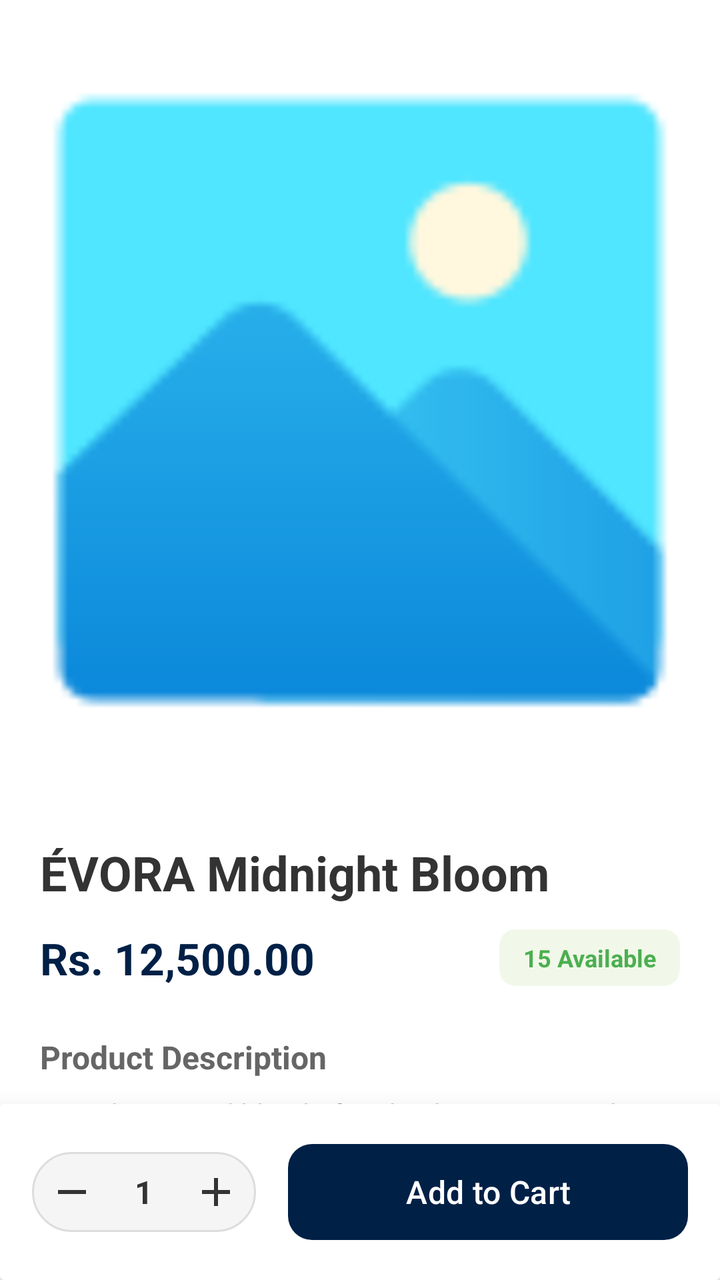
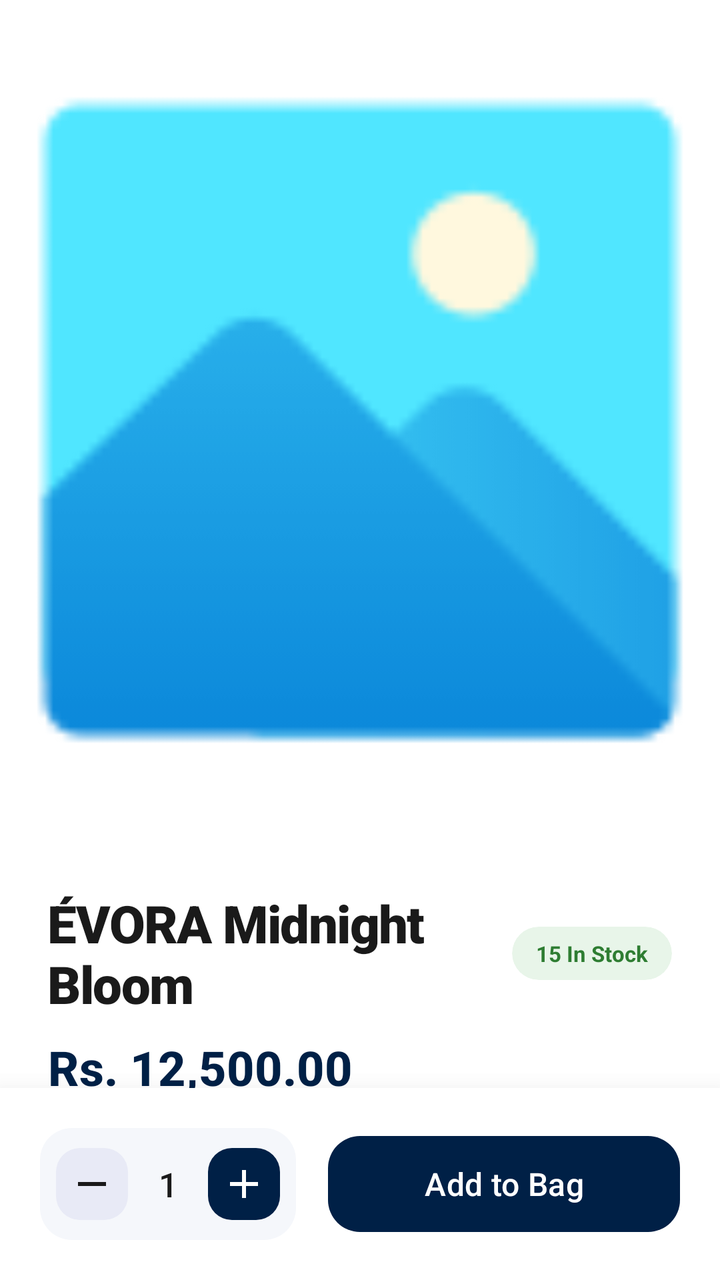

Compare the two renders of this Android layout. The source of the first and the diff that turns it into the second are given below.
<!-- AndroidManifest.xml: application theme Theme.Evora -->
<!-- res/layout/activity_product_details.xml -->
<?xml version="1.0" encoding="utf-8"?>
<androidx.constraintlayout.widget.ConstraintLayout xmlns:android="http://schemas.android.com/apk/res/android"
    xmlns:app="http://schemas.android.com/apk/res-auto"
    xmlns:tools="http://schemas.android.com/tools"
    android:id="@+id/main"
    android:layout_width="match_parent"
    android:layout_height="match_parent"
    android:background="#FFFFFF"
    tools:context=".activity.ProductDetailsActivity">

    <androidx.core.widget.NestedScrollView
        android:layout_width="match_parent"
        android:layout_height="0dp"
        app:layout_constraintBottom_toTopOf="@+id/bottom_bar"
        app:layout_constraintTop_toTopOf="parent">

        <LinearLayout
            android:layout_width="match_parent"
            android:layout_height="wrap_content"
            android:orientation="vertical">

            <ImageView
                android:id="@+id/detail_product_img"
                android:layout_width="match_parent"
                android:layout_height="400dp"
                android:scaleType="centerCrop"
                android:src="@drawable/placeholder" />

            <LinearLayout
                android:layout_width="match_parent"
                android:layout_height="wrap_content"
                android:orientation="vertical"
                android:padding="20dp">

                <TextView
                    android:id="@+id/detail_product_name"
                    android:layout_width="match_parent"
                    android:layout_height="wrap_content"
                    android:text="ÉVORA Midnight Bloom"
                    android:textColor="#333333"
                    android:textSize="24sp"
                    android:textStyle="bold" />

                <LinearLayout
                    android:layout_width="match_parent"
                    android:layout_height="wrap_content"
                    android:layout_marginTop="12dp"
                    android:gravity="center_vertical"
                    android:orientation="horizontal">

                    <TextView
                        android:id="@+id/detail_product_price"
                        android:layout_width="0dp"
                        android:layout_height="wrap_content"
                        android:layout_weight="1"
                        android:text="Rs. 12,500.00"
                        android:textColor="?attr/colorPrimary"
                        android:textSize="22sp"
                        android:textStyle="bold" />

                    <androidx.cardview.widget.CardView
                        android:layout_width="wrap_content"
                        android:layout_height="wrap_content"
                        app:cardBackgroundColor="#F1F8E9"
                        app:cardCornerRadius="8dp"
                        app:cardElevation="0dp">
                        <TextView
                            android:id="@+id/detail_product_stock"
                            android:layout_width="wrap_content"
                            android:layout_height="wrap_content"
                            android:paddingHorizontal="12dp"
                            android:paddingVertical="6dp"
                            android:text="15 Available"
                            android:textColor="#4CAF50"
                            android:textSize="12sp"
                            android:textStyle="bold" />
                    </androidx.cardview.widget.CardView>
                </LinearLayout>

                <TextView
                    android:layout_width="wrap_content"
                    android:layout_height="wrap_content"
                    android:layout_marginTop="24dp"
                    android:text="Product Description"
                    android:textColor="#666666"
                    android:textSize="16sp"
                    android:textStyle="bold" />

                <TextView
                    android:id="@+id/detail_product_desc"
                    android:layout_width="match_parent"
                    android:layout_height="wrap_content"
                    android:layout_marginTop="8dp"
                    android:lineSpacingExtra="4dp"
                    android:text="A sophisticated blend of midnight jasmine and dark vanilla. Perfect for evening wear and special occasions."
                    android:textColor="#888888"
                    android:textSize="14sp" />

            </LinearLayout>
        </LinearLayout>
    </androidx.core.widget.NestedScrollView>

    <androidx.cardview.widget.CardView
        android:id="@+id/bottom_bar"
        android:layout_width="match_parent"
        android:layout_height="wrap_content"
        app:cardElevation="16dp"
        app:layout_constraintBottom_toBottomOf="parent">

        <LinearLayout
            android:layout_width="match_parent"
            android:layout_height="wrap_content"
            android:gravity="center_vertical"
            android:orientation="horizontal"
            android:padding="16dp">

            <LinearLayout
                android:layout_width="wrap_content"
                android:layout_height="wrap_content"
                android:background="@drawable/search_bg"
                android:gravity="center_vertical"
                android:orientation="horizontal"
                android:padding="4dp">

                <ImageButton
                    android:id="@+id/btn_minus"
                    android:layout_width="32dp"
                    android:layout_height="32dp"
                    android:background="?attr/selectableItemBackgroundBorderless"
                    android:src="@drawable/remove"
                    app:tint="#333333" />

                <TextView
                    android:id="@+id/tv_qty"
                    android:layout_width="40dp"
                    android:layout_height="wrap_content"
                    android:gravity="center"
                    android:text="1"
                    android:textColor="#333333"
                    android:textSize="16sp"
                    android:textStyle="bold" />

                <ImageButton
                    android:id="@+id/btn_plus"
                    android:layout_width="32dp"
                    android:layout_height="32dp"
                    android:background="?attr/selectableItemBackgroundBorderless"
                    android:src="@drawable/add"
                    app:tint="#333333" />
            </LinearLayout>

            <View
                android:layout_width="16dp"
                android:layout_height="match_parent" />

            <com.google.android.material.button.MaterialButton
                android:id="@+id/btn_add_to_cart_final"
                android:layout_width="match_parent"
                android:layout_height="56dp"
                android:text="Add to Cart"
                android:textAllCaps="false"
                android:textSize="16sp"
                app:cornerRadius="12dp" />

        </LinearLayout>
    </androidx.cardview.widget.CardView>

</androidx.constraintlayout.widget.ConstraintLayout>
<!-- resources referenced by this layout -->
<resources>
  <!-- drawable remove (drawable) -->
  <vector xmlns:android="http://schemas.android.com/apk/res/android"
      android:width="24dp"
      android:height="24dp"
      android:viewportWidth="960"
      android:viewportHeight="960">
    <path
        android:pathData="M200,520v-80h560v80L200,520Z"
        android:fillColor="#002046"/>
  </vector>
  <!-- drawable search_bg (drawable) -->
  <?xml version="1.0" encoding="utf-8"?>
  <shape xmlns:android="http://schemas.android.com/apk/res/android">
      <solid android:color="#F5F5F5"/> <corners android:radius="20dp"/>  <stroke
      android:width="1dp"
      android:color="#DDDDDD"/>     </shape>
  <color name="md_theme_primary">#002046</color>
  <color name="md_theme_onPrimary">#FFFFFF</color>
  <color name="md_theme_primaryContainer">#D6E3FF</color>
  <color name="md_theme_onPrimaryContainer">#264777</color>
  <color name="md_theme_secondary">#555F71</color>
  <color name="md_theme_onSecondary">#FFFFFF</color>
  <color name="md_theme_secondaryContainer">#D9E3F9</color>
  <color name="md_theme_onSecondaryContainer">#3E4758</color>
  <color name="md_theme_tertiary">#6F5675</color>
  <color name="md_theme_onTertiary">#FFFFFF</color>
  <color name="md_theme_tertiaryContainer">#F9D8FE</color>
  <color name="md_theme_onTertiaryContainer">#563E5C</color>
  <color name="md_theme_error">#BA1A1A</color>
  <color name="md_theme_onError">#FFFFFF</color>
  <color name="md_theme_errorContainer">#FFDAD6</color>
  <color name="md_theme_onErrorContainer">#93000A</color>
  <color name="md_theme_background">#F9F9FF</color>
  <color name="md_theme_onBackground">#191C20</color>
  <color name="md_theme_surface">#F9F9FF</color>
  <color name="md_theme_onSurface">#191C20</color>
  <color name="md_theme_surfaceVariant">#E0E2EC</color>
  <color name="md_theme_onSurfaceVariant">#44474E</color>
  <color name="md_theme_outline">#74777F</color>
  <color name="md_theme_outlineVariant">#C4C6CF</color>
  <color name="md_theme_inverseSurface">#2E3036</color>
  <color name="md_theme_inverseOnSurface">#F0F0F7</color>
  <color name="md_theme_inversePrimary">#A9C7FF</color>
  <color name="md_theme_primaryFixed">#D6E3FF</color>
  <color name="md_theme_onPrimaryFixed">#001B3D</color>
  <color name="md_theme_primaryFixedDim">#A9C7FF</color>
  <color name="md_theme_onPrimaryFixedVariant">#264777</color>
  <color name="md_theme_secondaryFixed">#D9E3F9</color>
  <color name="md_theme_onSecondaryFixed">#121C2B</color>
  <color name="md_theme_secondaryFixedDim">#BDC7DC</color>
  <color name="md_theme_onSecondaryFixedVariant">#3E4758</color>
  <color name="md_theme_tertiaryFixed">#F9D8FE</color>
  <color name="md_theme_onTertiaryFixed">#28132F</color>
  <color name="md_theme_tertiaryFixedDim">#DCBCE1</color>
  <color name="md_theme_onTertiaryFixedVariant">#563E5C</color>
  <color name="md_theme_surfaceDim">#D9D9E0</color>
  <color name="md_theme_surfaceBright">#F9F9FF</color>
  <color name="md_theme_surfaceContainerLowest">#FFFFFF</color>
  <color name="md_theme_surfaceContainerLow">#F3F3FA</color>
  <color name="md_theme_surfaceContainer">#EDEDF4</color>
  <color name="md_theme_surfaceContainerHigh">#E7E8EE</color>
  <color name="md_theme_surfaceContainerHighest">#E2E2E9</color>
  <!-- unchanged entries left out for length: 3 -->
</resources>

<!-- the commit's change to res/layout/activity_product_details.xml (unified diff, before → after) -->
@@ -11,7 +11,9 @@
     <androidx.core.widget.NestedScrollView
         android:layout_width="match_parent"
         android:layout_height="0dp"
-        app:layout_constraintBottom_toTopOf="@+id/bottom_bar"
+        android:overScrollMode="never"
+        android:scrollbars="none"
+        app:layout_constraintBottom_toTopOf="@+id/bottom_container"
         app:layout_constraintTop_toTopOf="parent">
 
         <LinearLayout
@@ -19,150 +21,178 @@
             android:layout_height="wrap_content"
             android:orientation="vertical">
 
-            <ImageView
+            <com.google.android.material.imageview.ShapeableImageView
                 android:id="@+id/detail_product_img"
                 android:layout_width="match_parent"
-                android:layout_height="400dp"
+                android:layout_height="420dp"
                 android:scaleType="centerCrop"
-                android:src="@drawable/placeholder" />
+                android:src="@drawable/placeholder"
+                app:shapeAppearanceOverlay="@style/RoundedBottomImage" />
 
             <LinearLayout
                 android:layout_width="match_parent"
                 android:layout_height="wrap_content"
                 android:orientation="vertical"
-                android:padding="20dp">
+                android:paddingHorizontal="24dp"
+                android:paddingVertical="24dp">
 
-                <TextView
-                    android:id="@+id/detail_product_name"
+                <RelativeLayout
                     android:layout_width="match_parent"
-                    android:layout_height="wrap_content"
-                    android:text="ÉVORA Midnight Bloom"
-                    android:textColor="#333333"
-                    android:textSize="24sp"
-                    android:textStyle="bold" />
-
-                <LinearLayout
-                    android:layout_width="match_parent"
-                    android:layout_height="wrap_content"
-                    android:layout_marginTop="12dp"
-                    android:gravity="center_vertical"
-                    android:orientation="horizontal">
+                    android:layout_height="wrap_content">
 
                     <TextView
-                        android:id="@+id/detail_product_price"
-                        android:layout_width="0dp"
+                        android:id="@+id/detail_product_name"
+                        android:layout_width="match_parent"
                         android:layout_height="wrap_content"
-                        android:layout_weight="1"
-                        android:text="Rs. 12,500.00"
-                        android:textColor="?attr/colorPrimary"
-                        android:textSize="22sp"
-                        android:textStyle="bold" />
+                        android:layout_toStartOf="@+id/stock_card"
+                        android:fontFamily="sans-serif-black"
+                        android:text="ÉVORA Midnight Bloom"
+                        android:textColor="#1A1A1A"
+                        android:textSize="26sp"
+                        android:letterSpacing="-0.02"/>
 
                     <androidx.cardview.widget.CardView
+                        android:id="@+id/stock_card"
                         android:layout_width="wrap_content"
                         android:layout_height="wrap_content"
-                        app:cardBackgroundColor="#F1F8E9"
-                        app:cardCornerRadius="8dp"
+                        android:layout_alignParentEnd="true"
+                        android:layout_centerVertical="true"
+                        app:cardBackgroundColor="#E8F5E9"
+                        app:cardCornerRadius="20dp"
                         app:cardElevation="0dp">
+
                         <TextView
                             android:id="@+id/detail_product_stock"
                             android:layout_width="wrap_content"
                             android:layout_height="wrap_content"
                             android:paddingHorizontal="12dp"
                             android:paddingVertical="6dp"
-                            android:text="15 Available"
-                            android:textColor="#4CAF50"
-                            android:textSize="12sp"
+                            android:text="15 In Stock"
+                            android:textColor="#2E7D32"
+                            android:textSize="11sp"
                             android:textStyle="bold" />
                     </androidx.cardview.widget.CardView>
-                </LinearLayout>
+                </RelativeLayout>
+
+                <TextView
+                    android:id="@+id/detail_product_price"
+                    android:layout_width="wrap_content"
+                    android:layout_height="wrap_content"
+                    android:layout_marginTop="8dp"
+                    android:fontFamily="sans-serif-medium"
+                    android:text="Rs. 12,500.00"
+                    android:textColor="?attr/colorPrimary"
+                    android:textSize="24sp"
+                    android:textStyle="bold" />
+
+                <View
+                    android:layout_width="60dp"
+                    android:layout_height="4dp"
+                    android:layout_marginTop="24dp"
+                    android:background="#F5F5F5" />
 
                 <TextView
                     android:layout_width="wrap_content"
                     android:layout_height="wrap_content"
                     android:layout_marginTop="24dp"
-                    android:text="Product Description"
-                    android:textColor="#666666"
-                    android:textSize="16sp"
-                    android:textStyle="bold" />
+                    android:text="The Experience"
+                    android:textColor="#1A1A1A"
+                    android:textSize="17sp"
+                    android:fontFamily="sans-serif-medium" />
 
                 <TextView
                     android:id="@+id/detail_product_desc"
                     android:layout_width="match_parent"
                     android:layout_height="wrap_content"
-                    android:layout_marginTop="8dp"
-                    android:lineSpacingExtra="4dp"
+                    android:layout_marginTop="12dp"
+                    android:lineSpacingExtra="6dp"
                     android:text="A sophisticated blend of midnight jasmine and dark vanilla. Perfect for evening wear and special occasions."
-                    android:textColor="#888888"
-                    android:textSize="14sp" />
+                    android:textColor="#666666"
+                    android:textSize="15sp"
+                    android:alpha="0.8" />
+
+                <View
+                    android:layout_width="match_parent"
+                    android:layout_height="40dp" />
 
             </LinearLayout>
         </LinearLayout>
     </androidx.core.widget.NestedScrollView>
 
-    <androidx.cardview.widget.CardView
-        android:id="@+id/bottom_bar"
+
+
+
+
+
+
+
+
+
+
+
+
+    <LinearLayout
+        android:id="@+id/bottom_container"
         android:layout_width="match_parent"
         android:layout_height="wrap_content"
-        app:cardElevation="16dp"
+        android:background="#FFFFFF"
+        android:elevation="20dp"
+        android:orientation="horizontal"
+        android:paddingHorizontal="20dp"
+        android:paddingVertical="20dp"
         app:layout_constraintBottom_toBottomOf="parent">
 
         <LinearLayout
-            android:layout_width="match_parent"
-            android:layout_height="wrap_content"
+            android:layout_width="wrap_content"
+            android:layout_height="56dp"
+            android:background="@drawable/quantity_selector_bg"
             android:gravity="center_vertical"
             android:orientation="horizontal"
-            android:padding="16dp">
+            android:paddingHorizontal="8dp">
 
-            <LinearLayout
-                android:layout_width="wrap_content"
+            <ImageButton
+                android:id="@+id/btn_minus"
+                android:layout_width="36dp"
+                android:layout_height="36dp"
+                android:background="@drawable/qty_btn_bg_light"
+                android:src="@drawable/remove"
+                app:tint="#1A1A1A" />
+
+            <TextView
+                android:id="@+id/tv_qty"
+                android:layout_width="40dp"
                 android:layout_height="wrap_content"
-                android:background="@drawable/search_bg"
-                android:gravity="center_vertical"
-                android:orientation="horizontal"
-                android:padding="4dp">
+                android:gravity="center"
+                android:text="1"
+                android:textColor="#1A1A1A"
+                android:textSize="17sp"
+                android:fontFamily="sans-serif-medium" />
 
-                <ImageButton
-                    android:id="@+id/btn_minus"
-                    android:layout_width="32dp"
-                    android:layout_height="32dp"
-                    android:background="?attr/selectableItemBackgroundBorderless"
-                    android:src="@drawable/remove"
-                    app:tint="#333333" />
+            <ImageButton
+                android:id="@+id/btn_plus"
+                android:layout_width="36dp"
+                android:layout_height="36dp"
+                android:background="@drawable/qty_btn_bg_dark"
+                android:backgroundTint="?attr/colorPrimary"
+                android:src="@drawable/add"
+                app:tint="#FFFFFF" />
+        </LinearLayout>
 
-                <TextView
-                    android:id="@+id/tv_qty"
-                    android:layout_width="40dp"
-                    android:layout_height="wrap_content"
-                    android:gravity="center"
-                    android:text="1"
-                    android:textColor="#333333"
-                    android:textSize="16sp"
-                    android:textStyle="bold" />
+        <View
+            android:layout_width="16dp"
+            android:layout_height="match_parent" />
 
-                <ImageButton
-                    android:id="@+id/btn_plus"
-                    android:layout_width="32dp"
-                    android:layout_height="32dp"
-                    android:background="?attr/selectableItemBackgroundBorderless"
-                    android:src="@drawable/add"
-                    app:tint="#333333" />
-            </LinearLayout>
+        <com.google.android.material.button.MaterialButton
+            android:id="@+id/btn_add_to_cart_final"
+            android:layout_width="match_parent"
+            android:layout_height="56dp"
+            android:fontFamily="sans-serif-medium"
+            android:text="Add to Bag"
+            android:textAllCaps="false"
+            android:textSize="16sp"
+            app:cornerRadius="16dp"
+            app:elevation="4dp" />
 
-            <View
-                android:layout_width="16dp"
-                android:layout_height="match_parent" />
-
-            <com.google.android.material.button.MaterialButton
-                android:id="@+id/btn_add_to_cart_final"
-                android:layout_width="match_parent"
-                android:layout_height="56dp"
-                android:text="Add to Cart"
-                android:textAllCaps="false"
-                android:textSize="16sp"
-                app:cornerRadius="12dp" />
-
-        </LinearLayout>
-    </androidx.cardview.widget.CardView>
+    </LinearLayout>
 
 </androidx.constraintlayout.widget.ConstraintLayout>
<!-- resource entries referenced after the edit -->
@@ -1,5 +1,29 @@
 <!-- resources referenced by this layout -->
 <resources>
+  <!-- drawable qty_btn_bg_dark (drawable) -->
+  <?xml version="1.0" encoding="utf-8"?>
+  <ripple xmlns:android="http://schemas.android.com/apk/res/android"
+      android:color="#40FFFFFF"> <item>
+      <shape android:shape="rectangle">
+          <solid android:color="?attr/colorPrimary" />
+          <corners android:radius="12dp" />
+      </shape>
+  </item>
+  </ripple>
+  <!-- drawable qty_btn_bg_light (drawable) -->
+  <?xml version="1.0" encoding="utf-8"?>
+  <ripple xmlns:android="http://schemas.android.com/apk/res/android"
+      android:color="#E0E0E0"> <item>
+      <shape android:shape="rectangle">
+          <solid android:color="#E8EAF6" /> <corners android:radius="12dp" />
+      </shape>
+  </item>
+  </ripple>
+  <!-- drawable quantity_selector_bg (drawable) -->
+  <shape xmlns:android="http://schemas.android.com/apk/res/android">
+      <solid android:color="#F5F7FB" />
+      <corners android:radius="16dp" />
+  </shape>
   <!-- drawable remove (drawable) -->
   <vector xmlns:android="http://schemas.android.com/apk/res/android"
       android:width="24dp"
@@ -10,12 +34,10 @@
         android:pathData="M200,520v-80h560v80L200,520Z"
         android:fillColor="#002046"/>
   </vector>
-  <!-- drawable search_bg (drawable) -->
-  <?xml version="1.0" encoding="utf-8"?>
-  <shape xmlns:android="http://schemas.android.com/apk/res/android">
-      <solid android:color="#F5F5F5"/> <corners android:radius="20dp"/>  <stroke
-      android:width="1dp"
-      android:color="#DDDDDD"/>     </shape>
+  <style name="RoundedBottomImage">
+          <item name="cornerSizeBottomLeft">40dp</item>
+          <item name="cornerSizeBottomRight">40dp</item>
+      </style>
   <color name="md_theme_primary">#002046</color>
   <color name="md_theme_onPrimary">#FFFFFF</color>
   <color name="md_theme_primaryContainer">#D6E3FF</color>
